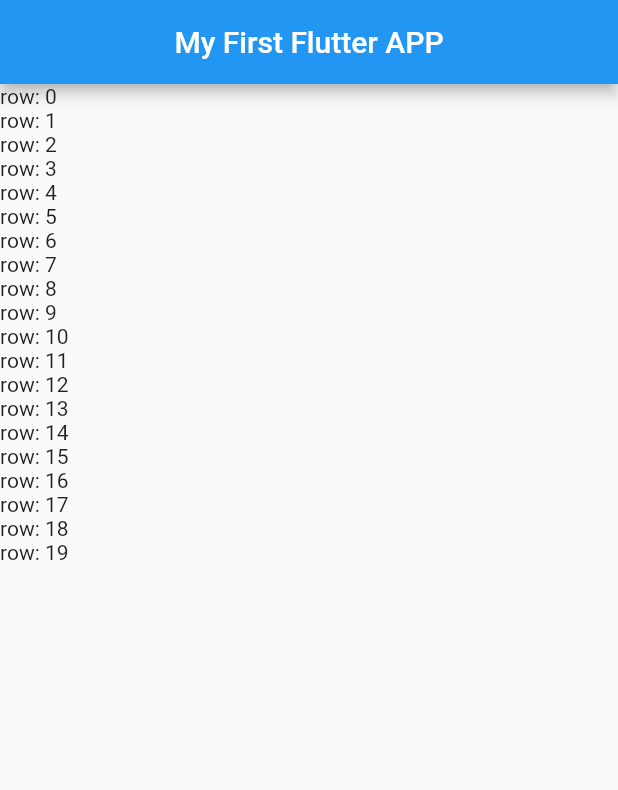
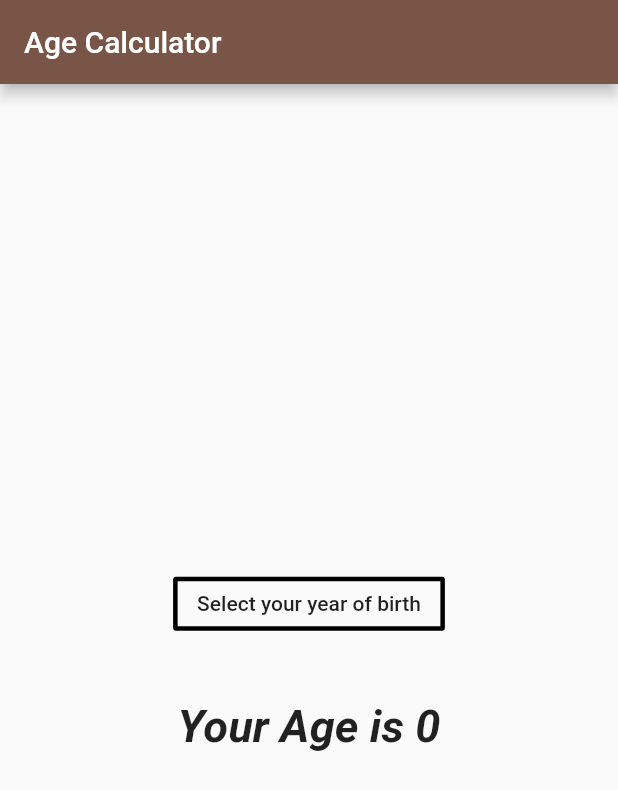
Before and after one commit to icpm/flutter-playground, a Flutter app: the screen it shows after launch, on a phone screen of 412 x 824 dp. Shown: the top 790 px of the screen. Run offline on Flutter 3.47's test engine with Material 2 defaults, Android fonts, the phone set to English and light mode, and no system bars.

```diff
--- /dev/null
+++ b/lib/age_calculator.dart
@@ -0,0 +1,98 @@
+import 'package:flutter/material.dart';
+
+class AgeCalculator extends StatelessWidget {
+  @override
+  Widget build(BuildContext context) {
+    return new MaterialApp(
+        debugShowCheckedModeBanner: false,
+        theme: new ThemeData(primarySwatch: Colors.brown),
+        home: new MyHomePage());
+  }
+}
+
+class MyHomePage extends StatefulWidget {
+  @override
+  _MyHomePageState createState() => new _MyHomePageState();
+}
+
+class _MyHomePageState extends State<MyHomePage>
+    with SingleTickerProviderStateMixin {
+  double age = 0.0;
+  var selectedYear;
+  Animation animation;
+  AnimationController animationController;
+
+  @override
+  void initState() {
+    animationController = new AnimationController(
+        vsync: this, duration: new Duration(milliseconds: 1500));
+    animation = animationController;
+    super.initState();
+  }
+
+  @override
+  void dispose() {
+    animationController.dispose();
+    super.dispose();
+  }
+
+  void _showPicker() {
+    showDatePicker(
+        context: context,
+        firstDate: new DateTime(1900),
+        initialDate: new DateTime(2018),
+        lastDate: DateTime.now()).then((DateTime dt) {
+      selectedYear = dt.year;
+      calculateAge();
+    });
+  }
+
+  void calculateAge() {
+    setState(() {
+      age = (2018 - selectedYear).toDouble();
+      animation = new Tween<double>(begin: animation.value, end: age).animate(
+          new CurvedAnimation(
+              curve: Curves.fastOutSlowIn, parent: animationController));
+
+      animationController.forward(from: 0.0);
+    });
+  }
+
+  @override
+  Widget build(BuildContext context) {
+    return new Scaffold(
+      appBar: new AppBar(
+        title: new Text("Age Calculator"),
+      ),
+      body: new Center(
+        child: new Column(
+          mainAxisAlignment: MainAxisAlignment.center,
+          children: <Widget>[
+            new OutlineButton(
+              child: new Text(selectedYear != null
+                  ? selectedYear.toString()
+                  : "Select your year of birth"),
+              borderSide: new BorderSide(color: Colors.black, width: 3.0),
+              color: Colors.white,
+              onPressed: _showPicker,
+            ),
+            new Padding(
+              padding: const EdgeInsets.all(20.0),
+            ),
+            new AnimatedBuilder(
+              animation: animation,
+              builder: (context, child) =>
+              new Text(
+                "Your Age is ${animation.value.toStringAsFixed(0)}",
+                style: new TextStyle(
+                    fontSize: 30.0,
+                    fontWeight: FontWeight.bold,
+                    fontStyle: FontStyle.italic),
+              ),
+            )
+          ],
+        ),
+      ),
+    );
+  }
+}
--- a/lib/main.dart
+++ b/lib/main.dart
@@ -1,29 +1,6 @@
 import 'package:flutter/material.dart';
+import 'paint_example.dart';
+import 'list_example.dart';
+import 'age_calculator.dart';
 
-void main() => runApp(MyApp());
-
-class MyApp extends StatelessWidget {
-  @override
-  Widget build(BuildContext context) {
-    return new MaterialApp(
-      title: 'my first flutter app',
-      home: new Scaffold(
-        appBar: new AppBar(
-          title: new Center(
-            child: new Text('My First Flutter APP'),
-          )
-        ),
-        body: new HomeWidget(),
-      ),
-    );
-  }
-}
-
-class HomeWidget extends StatelessWidget {
-  @override
-  Widget build(BuildContext context) {
-    return new ListView.builder(itemBuilder: (context, rowNum) {
-      return new Text("row: $rowNum");
-    }, itemCount: 20,);
-  }
-}
+void main() => runApp(AgeCalculator());
```
Also changed, not shown: lib/list_example.dart (added, +28 -0 lines), lib/paint_example.dart (added, +72 -0 lines), 3 other files.
